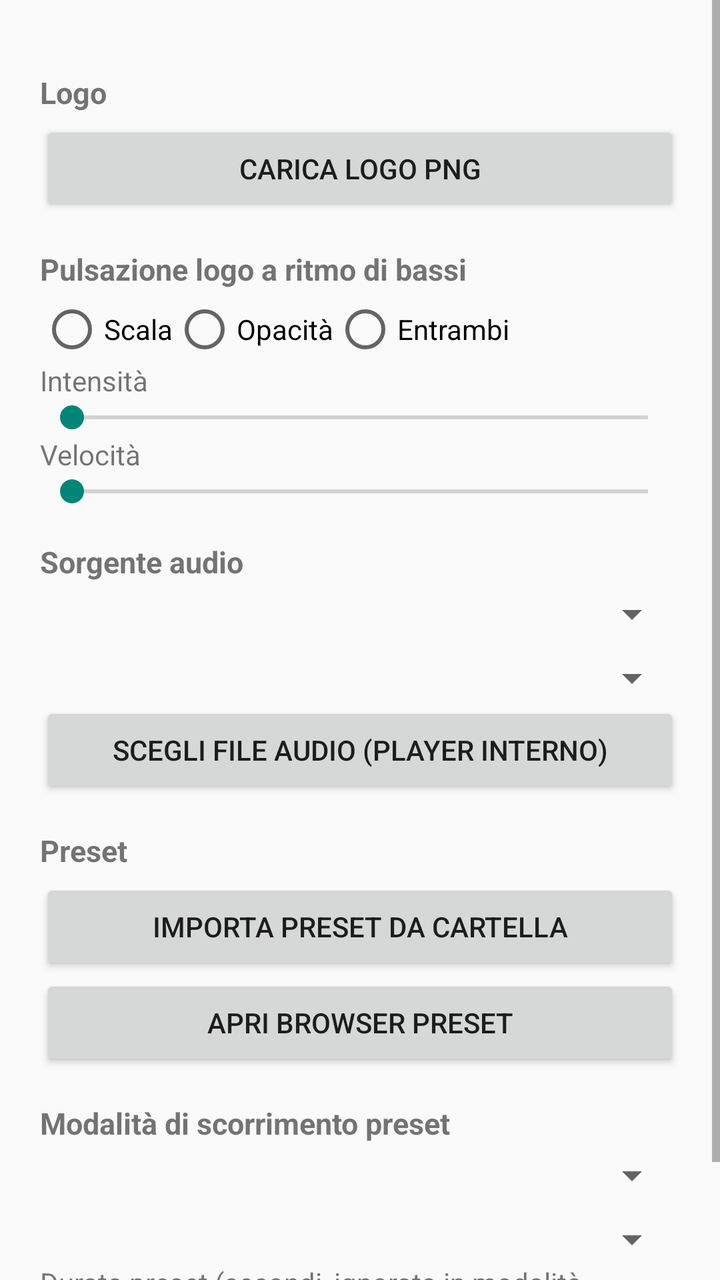
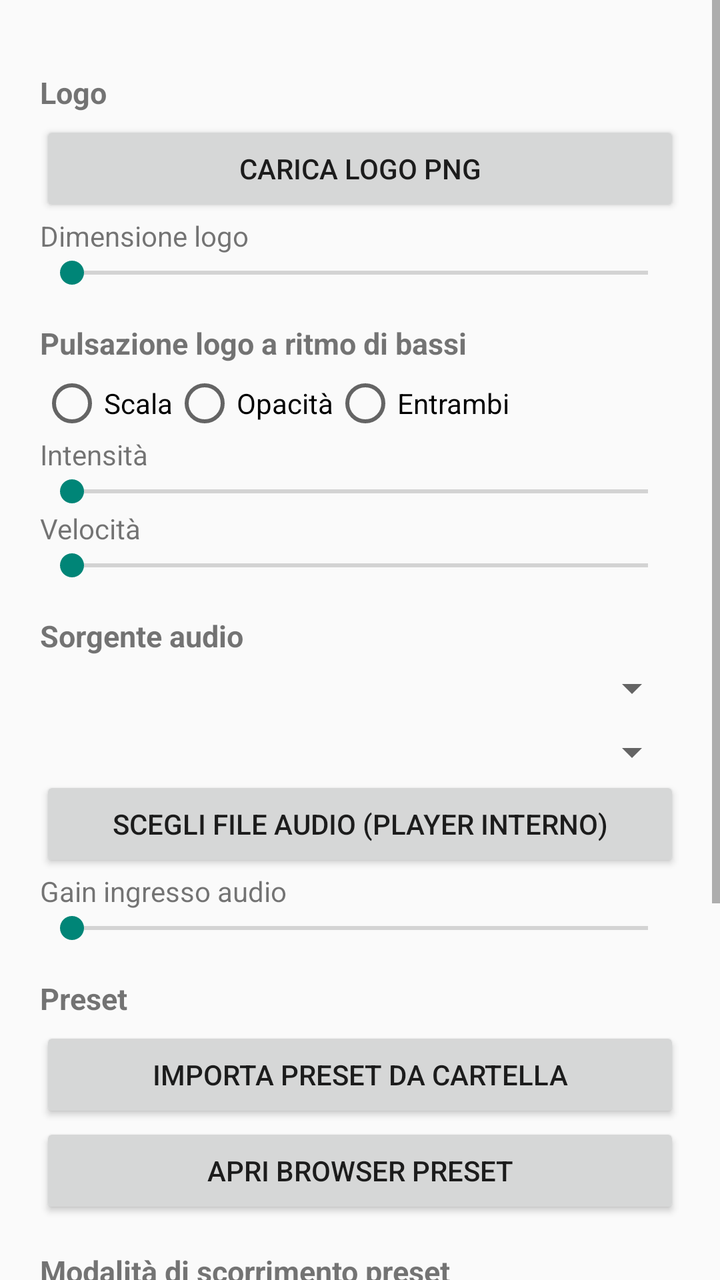

Screens rendered from an Android XML layout before and after an edit, with the pre-edit source and the edit as a unified diff.
<!-- AndroidManifest.xml: activity theme Theme.ProjectMOverlay.Settings -->
<!-- res/layout/activity_settings.xml -->
<?xml version="1.0" encoding="utf-8"?>
<ScrollView xmlns:android="http://schemas.android.com/apk/res/android"
    android:layout_width="match_parent"
    android:layout_height="match_parent">

    <LinearLayout
        android:orientation="vertical"
        android:padding="20dp"
        android:layout_width="match_parent"
        android:layout_height="wrap_content">

        <TextView android:text="@string/section_logo" style="@style/SettingsSectionTitle" android:layout_width="wrap_content" android:layout_height="wrap_content"/>
        <Button android:id="@+id/btnPickLogo" android:text="@string/pick_logo" android:layout_width="match_parent" android:layout_height="wrap_content"/>

        <TextView android:text="@string/section_pulse" style="@style/SettingsSectionTitle" android:layout_width="wrap_content" android:layout_height="wrap_content"/>
        <RadioGroup android:id="@+id/pulseVisualGroup" android:orientation="horizontal" android:layout_width="wrap_content" android:layout_height="wrap_content">
            <RadioButton android:id="@+id/radioScale" android:text="@string/pulse_scale" android:layout_width="wrap_content" android:layout_height="wrap_content"/>
            <RadioButton android:id="@+id/radioOpacity" android:text="@string/pulse_opacity" android:layout_width="wrap_content" android:layout_height="wrap_content"/>
            <RadioButton android:id="@+id/radioBoth" android:text="@string/pulse_both" android:layout_width="wrap_content" android:layout_height="wrap_content"/>
        </RadioGroup>
        <TextView android:text="@string/pulse_intensity" android:layout_width="wrap_content" android:layout_height="wrap_content"/>
        <SeekBar android:id="@+id/seekIntensity" android:max="100" android:layout_width="match_parent" android:layout_height="wrap_content"/>
        <TextView android:text="@string/pulse_speed" android:layout_width="wrap_content" android:layout_height="wrap_content"/>
        <SeekBar android:id="@+id/seekSpeed" android:max="100" android:layout_width="match_parent" android:layout_height="wrap_content"/>

        <TextView android:text="@string/section_audio_source" style="@style/SettingsSectionTitle" android:layout_width="wrap_content" android:layout_height="wrap_content"/>
        <Spinner android:id="@+id/audioSourceSpinner" android:layout_width="match_parent" android:layout_height="wrap_content"/>
        <Spinner android:id="@+id/usbDeviceSpinner" android:layout_width="match_parent" android:layout_height="wrap_content" android:layout_marginTop="8dp"/>
        <Button android:id="@+id/btnPickInternalAudio" android:text="@string/pick_internal_audio" android:layout_width="match_parent" android:layout_height="wrap_content"/>

        <TextView android:text="@string/section_presets" style="@style/SettingsSectionTitle" android:layout_width="wrap_content" android:layout_height="wrap_content"/>
        <Button android:id="@+id/btnImportPresets" android:text="@string/import_presets" android:layout_width="match_parent" android:layout_height="wrap_content"/>
        <Button android:id="@+id/btnOpenBrowser" android:text="@string/open_preset_browser" android:layout_width="match_parent" android:layout_height="wrap_content"/>

        <TextView android:text="@string/section_playback_mode" style="@style/SettingsSectionTitle" android:layout_width="wrap_content" android:layout_height="wrap_content"/>
        <Spinner android:id="@+id/playbackModeSpinner" android:layout_width="match_parent" android:layout_height="wrap_content"/>
        <Spinner android:id="@+id/playlistSpinner" android:layout_width="match_parent" android:layout_height="wrap_content" android:layout_marginTop="8dp"/>
        <TextView android:text="@string/preset_duration" android:layout_width="wrap_content" android:layout_height="wrap_content"/>
        <SeekBar android:id="@+id/seekDuration" android:max="120" android:layout_width="match_parent" android:layout_height="wrap_content"/>

    </LinearLayout>
</ScrollView>
<!-- resources referenced by this layout -->
<resources>
  <string name="import_presets">Importa preset da cartella</string>
  <string name="open_preset_browser">Apri browser preset</string>
  <string name="pick_internal_audio">Scegli file audio (player interno)</string>
  <string name="pick_logo">Carica logo PNG</string>
  <string name="preset_duration">Durata preset (secondi, ignorata in modalità manuale)</string>
  <string name="pulse_both">Entrambi</string>
  <string name="pulse_intensity">Intensità</string>
  <string name="pulse_opacity">Opacità</string>
  <string name="pulse_scale">Scala</string>
  <string name="pulse_speed">Velocità</string>
  <string name="section_audio_source">Sorgente audio</string>
  <string name="section_logo">Logo</string>
  <string name="section_playback_mode">Modalità di scorrimento preset</string>
  <string name="section_presets">Preset</string>
  <string name="section_pulse">Pulsazione logo a ritmo di bassi</string>
  <style name="SettingsSectionTitle">
          <item name="android:textStyle">bold</item>
          <item name="android:textSize">15sp</item>
          <item name="android:paddingTop">16dp</item>
          <item name="android:paddingBottom">4dp</item>
      </style>
  <style name="Theme.ProjectMOverlay.Settings" parent="Theme.AppCompat.Light.DarkActionBar" />
</resources>

<!-- the commit's change to res/layout/activity_settings.xml (unified diff, before → after) -->
@@ -11,6 +11,8 @@
 
         <TextView android:text="@string/section_logo" style="@style/SettingsSectionTitle" android:layout_width="wrap_content" android:layout_height="wrap_content"/>
         <Button android:id="@+id/btnPickLogo" android:text="@string/pick_logo" android:layout_width="match_parent" android:layout_height="wrap_content"/>
+        <TextView android:text="@string/logo_scale" android:layout_width="wrap_content" android:layout_height="wrap_content"/>
+        <SeekBar android:id="@+id/seekLogoScale" android:max="250" android:layout_width="match_parent" android:layout_height="wrap_content"/>
 
         <TextView android:text="@string/section_pulse" style="@style/SettingsSectionTitle" android:layout_width="wrap_content" android:layout_height="wrap_content"/>
         <RadioGroup android:id="@+id/pulseVisualGroup" android:orientation="horizontal" android:layout_width="wrap_content" android:layout_height="wrap_content">
@@ -27,6 +29,8 @@
         <Spinner android:id="@+id/audioSourceSpinner" android:layout_width="match_parent" android:layout_height="wrap_content"/>
         <Spinner android:id="@+id/usbDeviceSpinner" android:layout_width="match_parent" android:layout_height="wrap_content" android:layout_marginTop="8dp"/>
         <Button android:id="@+id/btnPickInternalAudio" android:text="@string/pick_internal_audio" android:layout_width="match_parent" android:layout_height="wrap_content"/>
+        <TextView android:text="@string/audio_gain" android:layout_width="wrap_content" android:layout_height="wrap_content"/>
+        <SeekBar android:id="@+id/seekGain" android:max="300" android:layout_width="match_parent" android:layout_height="wrap_content"/>
 
         <TextView android:text="@string/section_presets" style="@style/SettingsSectionTitle" android:layout_width="wrap_content" android:layout_height="wrap_content"/>
         <Button android:id="@+id/btnImportPresets" android:text="@string/import_presets" android:layout_width="match_parent" android:layout_height="wrap_content"/>
@@ -38,5 +42,9 @@
         <TextView android:text="@string/preset_duration" android:layout_width="wrap_content" android:layout_height="wrap_content"/>
         <SeekBar android:id="@+id/seekDuration" android:max="120" android:layout_width="match_parent" android:layout_height="wrap_content"/>
 
+        <TextView android:text="@string/section_display" style="@style/SettingsSectionTitle" android:layout_width="wrap_content" android:layout_height="wrap_content"/>
+        <CheckBox android:id="@+id/fullscreenCheck" android:text="@string/fullscreen_immersive" android:layout_width="wrap_content" android:layout_height="wrap_content"/>
+        <TextView android:text="@string/settings_hint_double_tap" android:textStyle="italic" android:textSize="12sp" android:paddingTop="8dp" android:layout_width="wrap_content" android:layout_height="wrap_content"/>
+
     </LinearLayout>
 </ScrollView>
<!-- resource entries referenced after the edit -->
@@ -1,6 +1,9 @@
 <!-- resources referenced by this layout -->
 <resources>
+  <string name="audio_gain">Gain ingresso audio</string>
+  <string name="fullscreen_immersive">Schermo intero (nascondi barra di stato e tasti)</string>
   <string name="import_presets">Importa preset da cartella</string>
+  <string name="logo_scale">Dimensione logo</string>
   <string name="open_preset_browser">Apri browser preset</string>
   <string name="pick_internal_audio">Scegli file audio (player interno)</string>
   <string name="pick_logo">Carica logo PNG</string>
@@ -11,10 +14,12 @@
   <string name="pulse_scale">Scala</string>
   <string name="pulse_speed">Velocità</string>
   <string name="section_audio_source">Sorgente audio</string>
+  <string name="section_display">Schermo</string>
   <string name="section_logo">Logo</string>
   <string name="section_playback_mode">Modalità di scorrimento preset</string>
   <string name="section_presets">Preset</string>
   <string name="section_pulse">Pulsazione logo a ritmo di bassi</string>
+  <string name="settings_hint_double_tap">Suggerimento: doppio tap al centro dello schermo per riaprire queste impostazioni. Doppio tap a sinistra/destra per cambiare preset.</string>
   <style name="SettingsSectionTitle">
           <item name="android:textStyle">bold</item>
           <item name="android:textSize">15sp</item>
